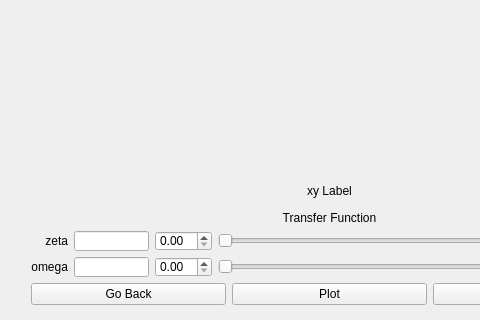
This is mct-usc-dev/bodeplotwindow.ui in Yanbo-Li/mct-test as Qt 5 draws it before an edit; both pictures show x 0 to 480 and y 324 to 644 of the 655 by 644 pixel window. The edited form follows.
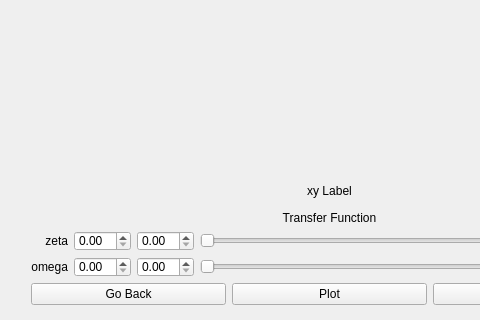
This is the edited form. Custom widgets are drawn as their Qt base class.

```diff
--- a/mct-usc-dev/bodeplotwindow.ui
+++ b/mct-usc-dev/bodeplotwindow.ui
@@ -111,20 +111,20 @@
          <item>
           <layout class="QVBoxLayout" name="verticalLayout_2">
            <item>
-            <widget class="QLineEdit" name="zetaLineEdit">
+            <widget class="QDoubleSpinBox" name="zetaValSpinBox">
              <property name="maximumSize">
               <size>
-               <width>75</width>
+               <width>16777215</width>
                <height>20</height>
               </size>
              </property>
             </widget>
            </item>
            <item>
-            <widget class="QLineEdit" name="omegaLineEdit">
+            <widget class="QDoubleSpinBox" name="omegaValSpinBox">
              <property name="maximumSize">
               <size>
-               <width>75</width>
+               <width>16777215</width>
                <height>20</height>
               </size>
              </property>
```
